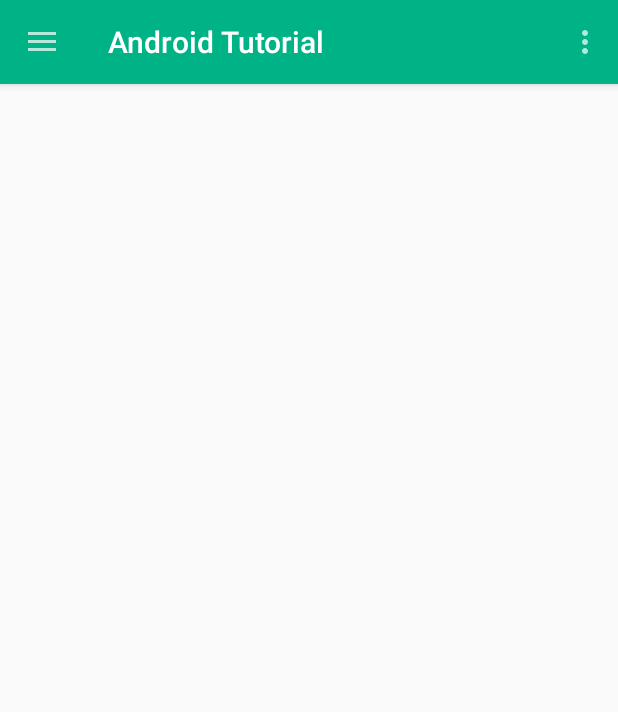
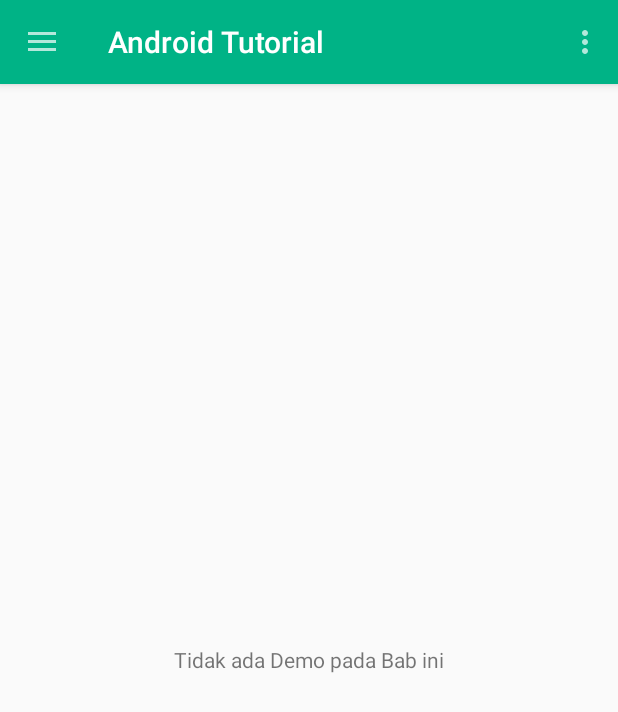
Before and after one commit to alfianhpratama/Android-Tutorial, an Android app: the fragment Demo1 placed in its activity, on a phone screen of 412 x 824 dp. Shown: the top 712 px of the screen. Run offline under Robolectric (Android 15) with nearby library versions, the phone set to English and light mode, and no system bars; 1 statement that could not run was skipped.

Commit message:
UX Update

```diff
--- a/app/src/main/java/alfianagramerry/mobpro/tugasbesar/androidtutorial/Demo/Demo1.java
+++ b/app/src/main/java/alfianagramerry/mobpro/tugasbesar/androidtutorial/Demo/Demo1.java
@@ -15,6 +15,7 @@ import android.view.Menu;
 import android.view.MenuItem;
 import android.view.View;
 import android.view.ViewGroup;
+import android.widget.TextView;
 import android.widget.Toast;
 
 import java.util.ArrayList;
@@ -65,10 +66,11 @@ public class Demo1 extends Fragment {
 
     private void ambilData() {
         String[] demoList = data;
+        TextView textView = getActivity().findViewById(R.id.warning_demo);
         if (data==null){
-            Toast.makeText(getActivity(), "Tidak ada Demo pada Bab ini", Toast.LENGTH_SHORT).show();
             getFragmentManager().popBackStack();
         }else {
+            textView.setVisibility(View.GONE);
             for (int i = 0; i < demoList.length; i++) {
                 listData.add(new ListData(demoList[i]));
             }
--- a/app/src/main/res/layout/fragment_demo1.xml
+++ b/app/src/main/res/layout/fragment_demo1.xml
@@ -5,12 +5,23 @@ android:layout_height="match_parent"
     android:layout_margin="8dp"
     tools:context=".Demo.Demo1">
 
-
     <android.support.v7.widget.RecyclerView
         android:id="@+id/recyclerView"
         android:layout_width="match_parent"
         android:layout_height="match_parent"
         android:scrollbars="vertical" />
 
+    <RelativeLayout
+        android:layout_width="match_parent"
+        android:layout_height="match_parent">
+
+        <TextView
+            android:id="@+id/warning_demo"
+            android:layout_width="wrap_content"
+            android:layout_height="wrap_content"
+            android:layout_centerHorizontal="true"
+            android:layout_centerVertical="true"
+            android:text="@string/no_demo" />
+    </RelativeLayout>
 
 </FrameLayout>
--- a/app/src/main/res/values/strings.xml
+++ b/app/src/main/res/values/strings.xml
@@ -351,6 +351,7 @@
     <string name="slide_2_desc">We learn and we do developing android application will be more exciting right?</string>
     <string name="slide_3_desc">You will get a lot of knowledge and many examples in building your own application andorid here</string>
     <string name="slide_4_desc">Let\'s start learning to make apps on your android device</string>
+    <string name="no_demo">Tidak ada Demo pada Bab ini</string>
 
 
 </resources>
```
Lines whose indentation alone changed are shown as unchanged.
